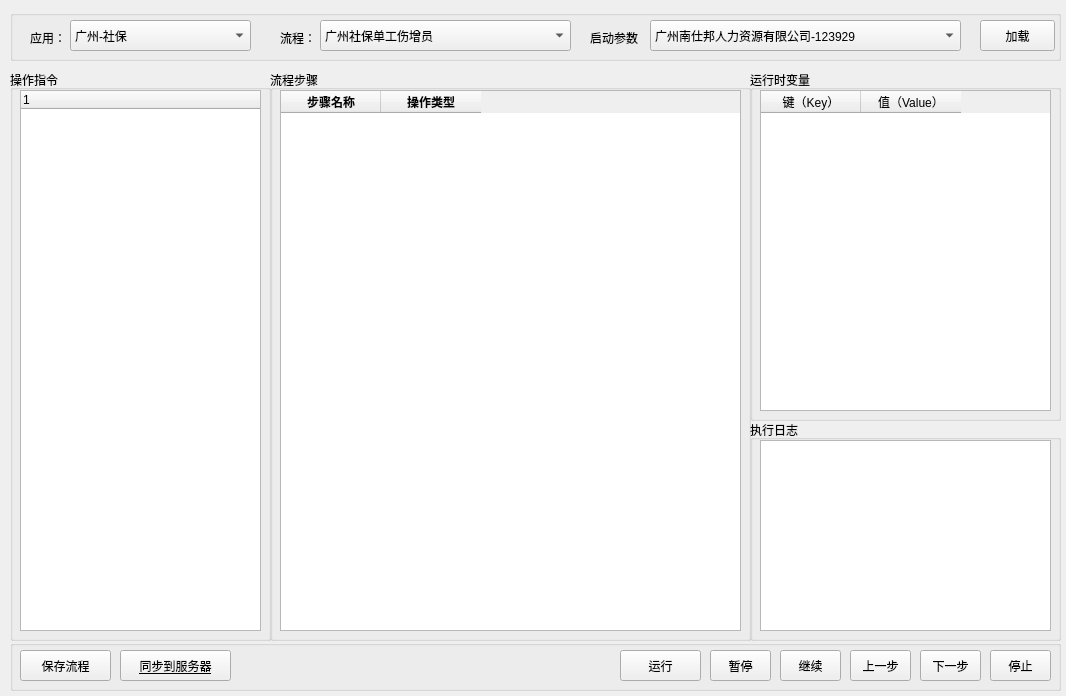
Qt form src/seebot/seebot/ide/index.ui (itishsy/seebot) before a commit.
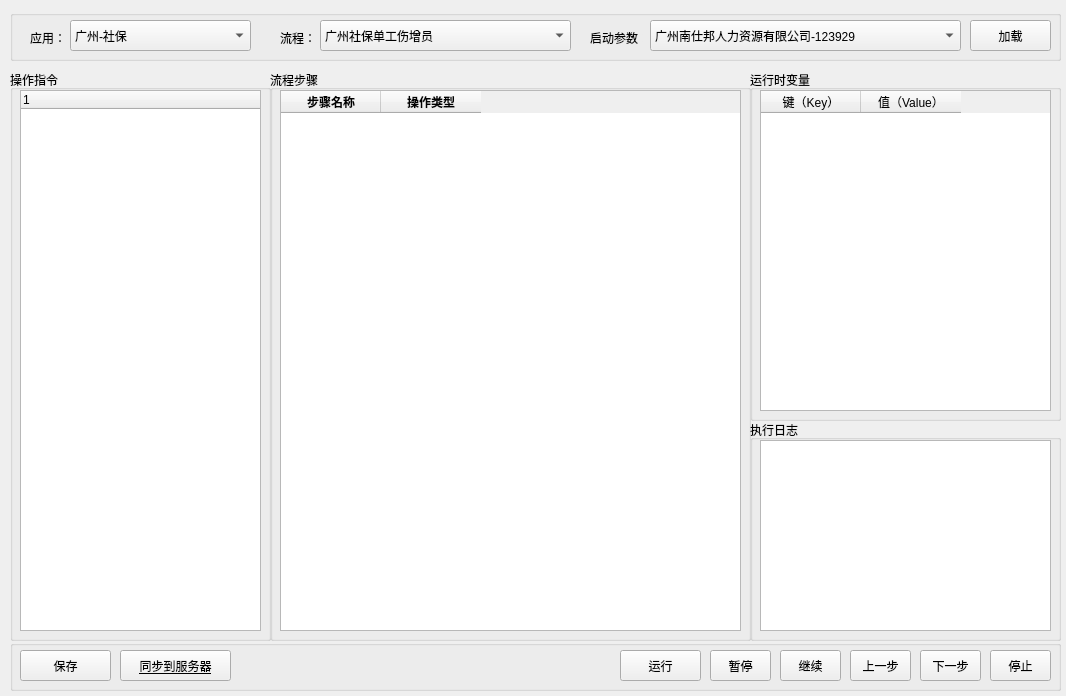
The same form after that commit.

Patch:
```diff
--- a/src/seebot/seebot/ide/index.ui
+++ b/src/seebot/seebot/ide/index.ui
@@ -182,9 +182,9 @@
    <widget class="QPushButton" name="btn_reload">
     <property name="geometry">
      <rect>
-      <x>970</x>
+      <x>960</x>
       <y>10</y>
-      <width>75</width>
+      <width>81</width>
       <height>31</height>
      </rect>
     </property>
@@ -452,7 +452,7 @@
      </rect>
     </property>
     <property name="text">
-     <string>保存流程</string>
+     <string>保存</string>
     </property>
    </widget>
    <widget class="QPushButton" name="btn_run">
```
